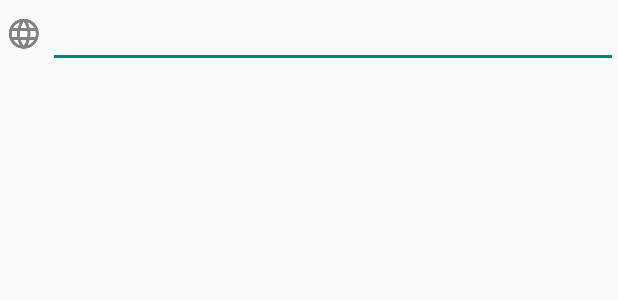
After one commit to GitKalle/PrivacyBrowser, an Android app: the layout app_bar.xml on its own in the app's theme, with its tools: preview values and no code run, on a phone screen of 412 x 824 dp. The commit adds this screen. Shown: the top 300 px of the screen. Run offline under Robolectric (Android 15) with nearby library versions, the phone set to English and light mode, and no system bars.

Commit message:
Move favoriteIcon, urlTextBox, and progressBar to a custom view in the app bar.

```diff
--- /dev/null
+++ b/app/src/main/res/layout/app_bar.xml
@@ -0,0 +1,46 @@
+<?xml version="1.0" encoding="utf-8"?>
+
+<!-- FrameLayout lets the ProgressBar float on top of urlTextBox. -->
+<FrameLayout
+    android:id="@+id/addressBarFrameLayout"
+    xmlns:android="http://schemas.android.com/apk/res/android"
+    android:layout_width="match_parent"
+    android:layout_height="wrap_content">
+
+    <LinearLayout
+        android:id="@+id/addressBarLinearLayout"
+        android:layout_width="match_parent"
+        android:layout_height="wrap_content"
+        android:orientation="horizontal">
+
+        <ImageView
+            android:id="@+id/favoriteIcon"
+            android:src="@drawable/ic_language_black_24dp"
+            android:layout_width="wrap_content"
+            android:layout_height="wrap_content"
+            android:layout_gravity="center"
+            android:contentDescription="@string/favorite_icon"/>
+
+        <!-- android:inputType="textUri" sets the keyboard to have a go arrow. -->
+        <!-- android:layout_weight="1" makes urlTextBox take up all the remaining space. -->
+        <EditText
+            android:id="@+id/urlTextBox"
+            android:layout_width="0dp"
+            android:layout_weight="1"
+            android:layout_height="wrap_content"
+            android:inputType="textUri"
+            android:imeOptions="actionGo" />
+    </LinearLayout>
+
+    <!-- android:max changes the maximum ProgressBar value from 10000 to 100 to match progress percentage. -->
+    <ProgressBar
+        android:id="@+id/progressBar"
+        style="?android:attr/progressBarStyleHorizontal"
+        android:layout_width="fill_parent"
+        android:layout_height="7dp"
+        android:layout_gravity="bottom"
+        android:max="100"
+        android:progressTint="#FF0097FF"
+        android:progressBackgroundTint="#FFFFFFFF"
+        android:visibility="gone" />
+</FrameLayout>
--- a/app/src/main/res/menu/menu_webview.xml
+++ b/app/src/main/res/menu/menu_webview.xml
@@ -9,19 +9,19 @@
         android:title="@string/home"
         android:orderInCategory="100"
         android:icon="@drawable/ic_home_black_24dp"
-        app:showAsAction="ifRoom" />
+        app:showAsAction="never" />
 
     <item
         android:id="@+id/back"
         android:title="@string/back"
         android:orderInCategory="200"
         android:icon="@drawable/ic_back"
-        app:showAsAction="ifRoom" />
+        app:showAsAction="never" />
 
     <item
         android:id="@+id/forward"
         android:title="@string/forward"
         android:orderInCategory="300"
         android:icon="@drawable/ic_forward"
-        app:showAsAction="ifRoom" />
+        app:showAsAction="never" />
 </menu>
```
Also changed, not shown: app/src/main/java/com/stoutner/privacybrowser/Webview.java (+13 -5 lines), app/src/main/res/layout/activity_webview.xml (+5 -59 lines), app/src/main/res/values/strings.xml (+5 -5 lines).
